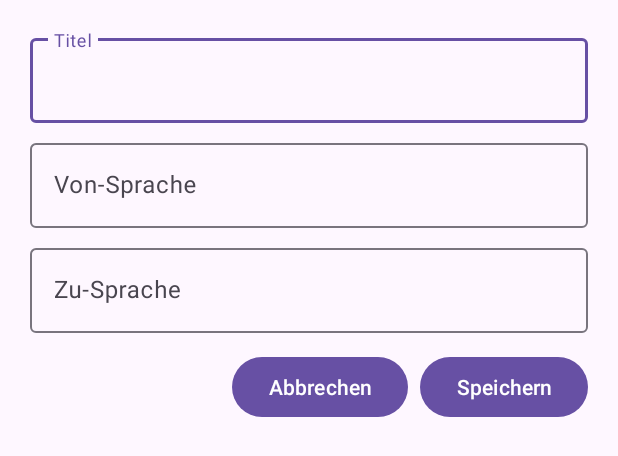
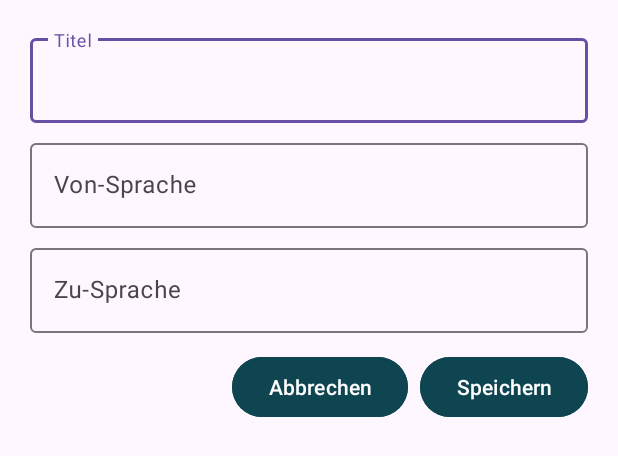
Before and after one commit to Erik-Donath/Palabra, an Android app: the layout dialog_new_lekion.xml on its own in the app's theme, with its tools: preview values and no code run, on a phone screen of 412 x 824 dp. Shown: the top 456 px of the screen. Run offline under Robolectric (Android 15) with nearby library versions, the phone set to English and light mode, and no system bars.

Commit message:
color tuned

```diff
--- a/app/src/main/res/layout/dialog_new_lekion.xml
+++ b/app/src/main/res/layout/dialog_new_lekion.xml
@@ -54,6 +54,7 @@
             android:id="@+id/btnCancel"
             android:layout_width="wrap_content"
             android:layout_height="wrap_content"
+            android:backgroundTint="@color/midnight_green"
             android:text="Abbrechen" />
 
         <Button
@@ -61,6 +62,7 @@
             android:layout_width="wrap_content"
             android:layout_height="wrap_content"
             android:text="Speichern"
+            android:backgroundTint="@color/midnight_green"
             android:layout_marginStart="8dp"/>
     </LinearLayout>
 </LinearLayout>
--- a/app/src/main/res/layout/dialog_new_vocab.xml
+++ b/app/src/main/res/layout/dialog_new_vocab.xml
@@ -41,6 +41,7 @@
             android:id="@+id/btnCancel"
             android:layout_width="wrap_content"
             android:layout_height="wrap_content"
+            android:backgroundTint="@color/midnight_green"
             android:text="Abbrechen"/>
 
         <Button
@@ -48,6 +49,7 @@
             android:layout_width="wrap_content"
             android:layout_height="wrap_content"
             android:text="Hinzufügen"
+            android:backgroundTint="@color/midnight_green"
             android:layout_marginStart="8dp"/>
     </LinearLayout>
 </LinearLayout>
```
